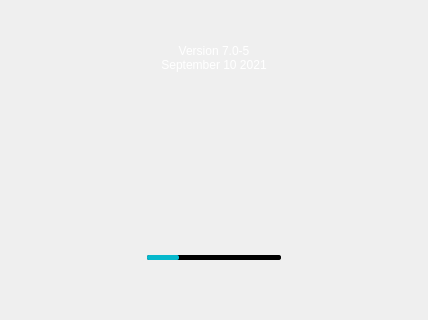
First picture: the form in forms/ui/brand_ui/KelVPN/splashscreen.ui, repository demlabs-cellframe/dap-ui-sdk, before the edit; both pictures show x 0 to 428 and y 606 to 926 of the 428 by 926 pixel window.
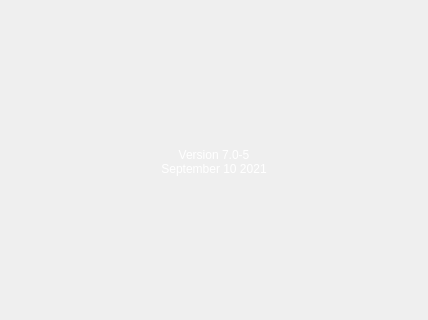
Second picture: the form after the edit. Icons and pictures are not drawn. Custom widgets are drawn as their Qt base class.

What changed in the file:
```diff
--- a/forms/ui/brand_ui/KelVPN/splashscreen.ui
+++ b/forms/ui/brand_ui/KelVPN/splashscreen.ui
@@ -190,58 +190,6 @@
            </property>
           </widget>
          </item>
-         <item>
-          <widget class="DapGuiWidget" name="wLoadingHolder">
-           <property name="styleSheet">
-            <string notr="true">#wLoadingHolder{ background-color: rgba(0,0,0,0); }</string>
-           </property>
-           <property name="cssStyle">
-            <string>nobackground</string>
-           </property>
-           <layout class="QHBoxLayout" name="horizontalLayout_2">
-            <property name="spacing">
-             <number>0</number>
-            </property>
-            <property name="leftMargin">
-             <number>0</number>
-            </property>
-            <property name="topMargin">
-             <number>0</number>
-            </property>
-            <property name="rightMargin">
-             <number>0</number>
-            </property>
-            <property name="bottomMargin">
-             <number>0</number>
-            </property>
-            <item>
-             <widget class="QProgressBar" name="pLoading">
-              <property name="styleSheet">
-               <string notr="true">*
-{
-background-color: #000000;
-border-radius: 2px;
-max-width: 134px;
-max-height: 5px;
-}
-
-*::chunk
-{
-background-color: #05B8CC;
-border-radius: 2px;
-}</string>
-              </property>
-              <property name="value">
-               <number>24</number>
-              </property>
-              <property name="textVisible">
-               <bool>false</bool>
-              </property>
-             </widget>
-            </item>
-           </layout>
-          </widget>
-         </item>
         </layout>
        </widget>
       </item>
```
Left out of the diff: 30 changed lines with no effect on the pictures.
